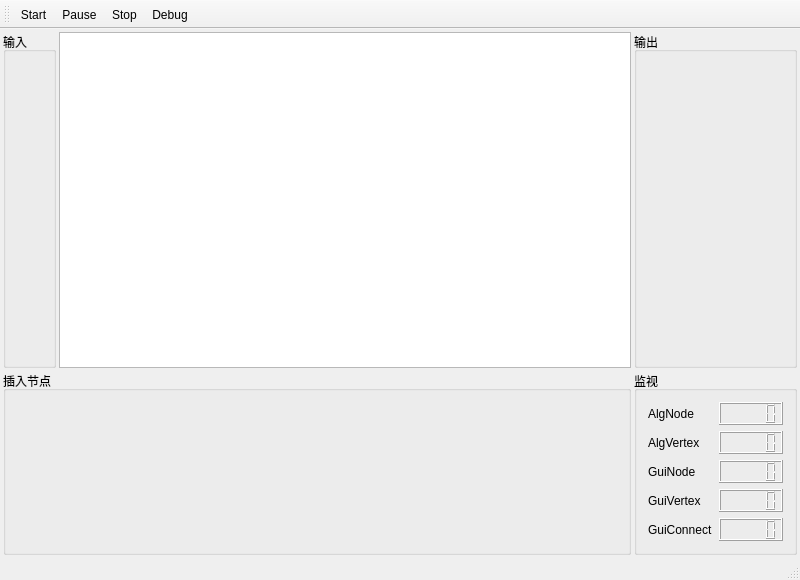
Before: the Qt Designer form Crystal Software (Qt)/Framework/Controller.ui in yyx112358/Crystal-Software-Platform, drawn with Qt 5.
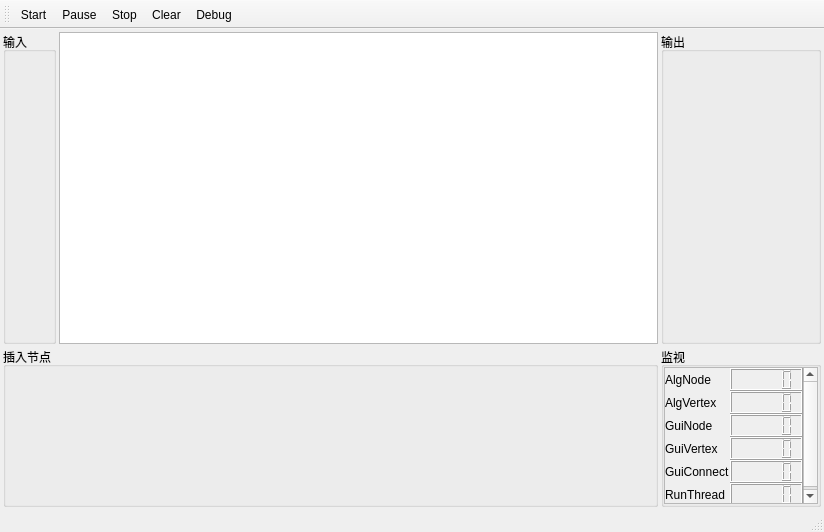
After: the same form once the commit is applied.

Commit message: 加入基本的GuiNode

The edit to the form file:
```diff
--- a/Crystal Software (Qt)/Framework/Controller.ui
+++ b/Crystal Software (Qt)/Framework/Controller.ui
@@ -6,8 +6,8 @@
    <rect>
     <x>0</x>
     <y>0</y>
-    <width>800</width>
-    <height>580</height>
+    <width>824</width>
+    <height>532</height>
    </rect>
   </property>
   <property name="windowTitle">
@@ -59,60 +59,152 @@
     </item>
     <item row="1" column="2">
      <widget class="QGroupBox" name="groupBox_Monitor">
+      <property name="sizePolicy">
+       <sizepolicy hsizetype="Minimum" vsizetype="Maximum">
+        <horstretch>0</horstretch>
+        <verstretch>0</verstretch>
+       </sizepolicy>
+      </property>
+      <property name="minimumSize">
+       <size>
+        <width>160</width>
+        <height>0</height>
+       </size>
+      </property>
+      <property name="maximumSize">
+       <size>
+        <width>16777215</width>
+        <height>160</height>
+       </size>
+      </property>
       <property name="title">
        <string>监视</string>
       </property>
-      <layout class="QFormLayout" name="formLayout">
-       <item row="0" column="0">
-        <widget class="QLabel" name="label">
-         <property name="text">
-          <string>AlgNode</string>
-         </property>
-        </widget>
-       </item>
-       <item row="0" column="1">
+      <layout class="QVBoxLayout" name="verticalLayout">
+       <property name="spacing">
+        <number>0</number>
+       </property>
+       <property name="leftMargin">
+        <number>0</number>
+       </property>
+       <property name="topMargin">
+        <number>0</number>
+       </property>
+       <property name="rightMargin">
+        <number>0</number>
+       </property>
+       <property name="bottomMargin">
+        <number>0</number>
+       </property>
+       <item>
+        <widget class="QScrollArea" name="scrollArea">
+         <property name="sizePolicy">
+          <sizepolicy hsizetype="Preferred" vsizetype="Preferred">
+           <horstretch>0</horstretch>
+           <verstretch>0</verstretch>
+          </sizepolicy>
+         </property>
+         <property name="widgetResizable">
+          <bool>true</bool>
+         </property>
+         <widget class="QWidget" name="scrollAreaWidgetContents">
+          <property name="geometry">
+           <rect>
+            <x>0</x>
+            <y>0</y>
+            <width>156</width>
+            <height>138</height>
+           </rect>
+          </property>
+          <property name="sizePolicy">
+           <sizepolicy hsizetype="Preferred" vsizetype="Maximum">
+            <horstretch>0</horstretch>
+            <verstretch>0</verstretch>
+           </sizepolicy>
+          </property>
+          <layout class="QFormLayout" name="formLayout_2">
+           <property name="horizontalSpacing">
+            <number>0</number>
+           </property>
+           <property name="verticalSpacing">
+            <number>0</number>
+           </property>
+           <property name="leftMargin">
+            <number>0</number>
+           </property>
+           <property name="topMargin">
+            <number>0</number>
+           </property>
+           <property name="rightMargin">
+            <number>0</number>
+           </property>
+           <property name="bottomMargin">
+            <number>0</number>
+           </property>
+           <item row="1" column="1">
         <widget class="QLCDNumber" name="lcdNumber_AlgNode"/>
        </item>
        <item row="1" column="0">
+            <widget class="QLabel" name="label">
+             <property name="text">
+              <string>AlgNode</string>
+             </property>
+            </widget>
+           </item>
+           <item row="3" column="0">
         <widget class="QLabel" name="label_2">
          <property name="text">
           <string>AlgVertex</string>
          </property>
         </widget>
        </item>
-       <item row="1" column="1">
+           <item row="3" column="1">
         <widget class="QLCDNumber" name="lcdNumber_AlgVertex"/>
        </item>
-       <item row="2" column="0">
+           <item row="4" column="0">
         <widget class="QLabel" name="label_3">
          <property name="text">
           <string>GuiNode</string>
          </property>
         </widget>
        </item>
-       <item row="2" column="1">
+           <item row="4" column="1">
         <widget class="QLCDNumber" name="lcdNumber_GuiNode"/>
        </item>
-       <item row="3" column="0">
+           <item row="5" column="0">
         <widget class="QLabel" name="label_4">
          <property name="text">
           <string>GuiVertex</string>
          </property>
         </widget>
        </item>
-       <item row="3" column="1">
+           <item row="5" column="1">
         <widget class="QLCDNumber" name="lcdNumber_GuiVertex"/>
        </item>
-       <item row="4" column="0">
+           <item row="6" column="0">
         <widget class="QLabel" name="label_5">
          <property name="text">
           <string>GuiConnect</string>
          </property>
         </widget>
        </item>
-       <item row="4" column="1">
+           <item row="6" column="1">
         <widget class="QLCDNumber" name="lcdNumber_GuiConnection"/>
        </item>
+           <item row="7" column="0">
+            <widget class="QLabel" name="label_6">
+             <property name="text">
+              <string>RunThread</string>
+             </property>
+            </widget>
+           </item>
+           <item row="7" column="1">
+            <widget class="QLCDNumber" name="lcdNumber"/>
+           </item>
+          </layout>
+         </widget>
+        </widget>
+       </item>
       </layout>
      </widget>
     </item>
@@ -138,6 +230,7 @@
    <addaction name="actionStart"/>
    <addaction name="actionPause"/>
    <addaction name="actionStop"/>
+   <addaction name="actionClear"/>
    <addaction name="actionDebug"/>
   </widget>
   <widget class="QStatusBar" name="statusBar"/>
@@ -161,6 +254,11 @@
     <string>Debug</string>
    </property>
   </action>
+  <action name="actionClear">
+   <property name="text">
+    <string>Clear</string>
+   </property>
+  </action>
  </widget>
  <layoutdefault spacing="6" margin="11"/>
  <resources/>
```
Left out of the diff: 2 changed lines with no effect on the pictures. Lines whose indentation alone changed are shown as unchanged. The commit also changes 10 other files.
